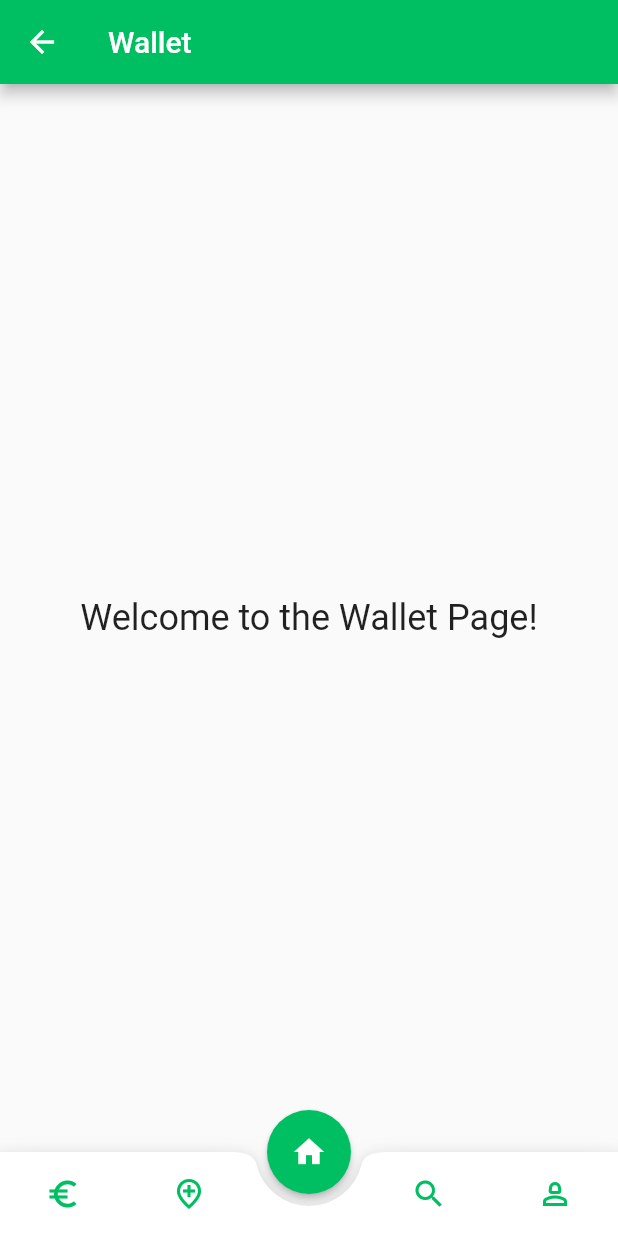
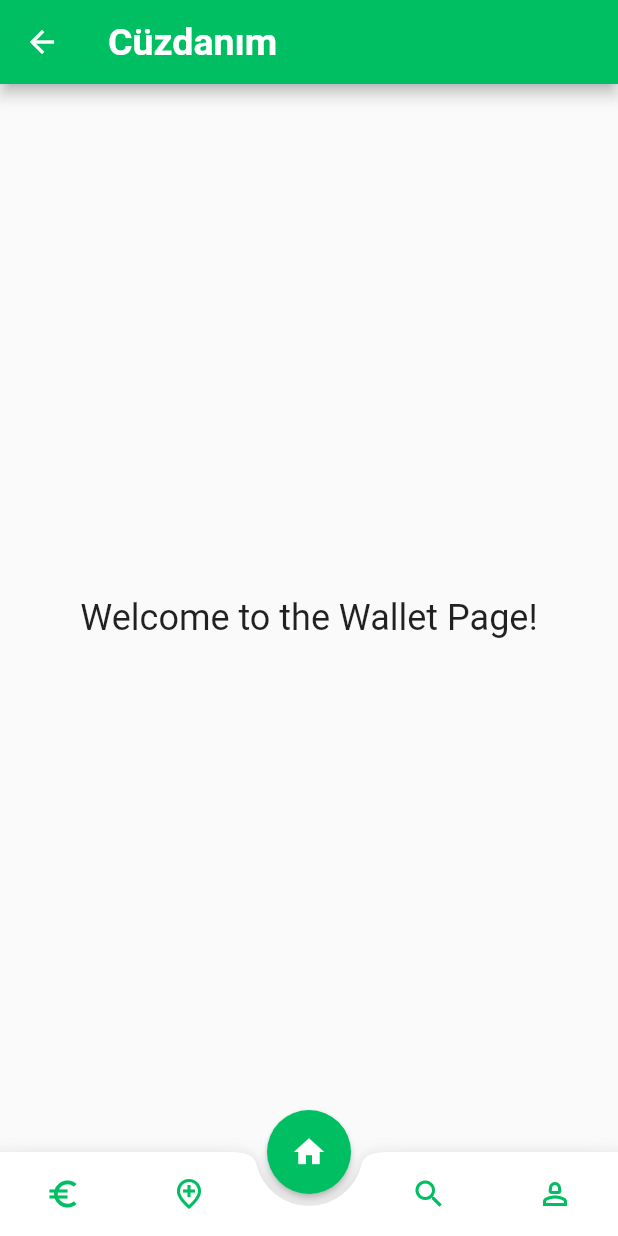
Before and after one commit to tumaytopcu/F30-FlutterProject, a Flutter app: the screen it shows after launch, after a tap on "Skip", after a tap on "Done", on a phone screen of 412 x 824 dp. Run offline on Flutter 3.47's test engine with Material 2 defaults, Android fonts, the phone set to English and light mode, and no system bars; our stand-ins replace cloud_firestore, firebase_auth, firebase_core, firebase_storage, google_fonts, image_picker and 4 more; accounts and stored records are empty; network calls fail.

Commit message:
appbar isimleri düzeltildi

```diff
--- a/lib/pages/anaekran_içeriği/addButonu.dart
+++ b/lib/pages/anaekran_içeriği/addButonu.dart
@@ -46,7 +46,7 @@ class _AddButonuState extends State<AddButonu> {
       debugShowCheckedModeBanner: false,
       home: Scaffold(
         appBar: AppBar(
-          title: const Text('Your Store'),
+          title: const Text('Kendi Ürününü Ekle'),
           backgroundColor: Color.fromRGBO(0, 191, 98, 1),
         ),
         body: SafeArea(
--- a/lib/pages/home_page.dart
+++ b/lib/pages/home_page.dart
@@ -24,18 +24,18 @@ class _HomePageState extends State<HomePage> {
   ];
 
   final List<String> _titles = [
-    'Wallet',
-    'Add',
-    'Search',
-    'Profile',
-    'Home',
+    'Cüzdanım',
+    'Haritalar',
+    'Aradığın Ürünü Bul',
+    'Profil Sayfam',
+    'Ürünler',
   ];
 
   @override
   Widget build(BuildContext context) {
     return Scaffold(
       appBar: AppBar(
-        title: Text(_titles[_currentIndex]),backgroundColor: Color.fromRGBO(0, 191, 98, 1),
+        title: Text(_titles[_currentIndex],style: TextStyle(fontWeight: FontWeight.bold,fontSize:25,fontStyle: FontStyle.normal)),backgroundColor: Color.fromRGBO(0, 191, 98, 1),
       ),
       body: _pages[_currentIndex],
       bottomNavigationBar: BottomAppBar(
```
